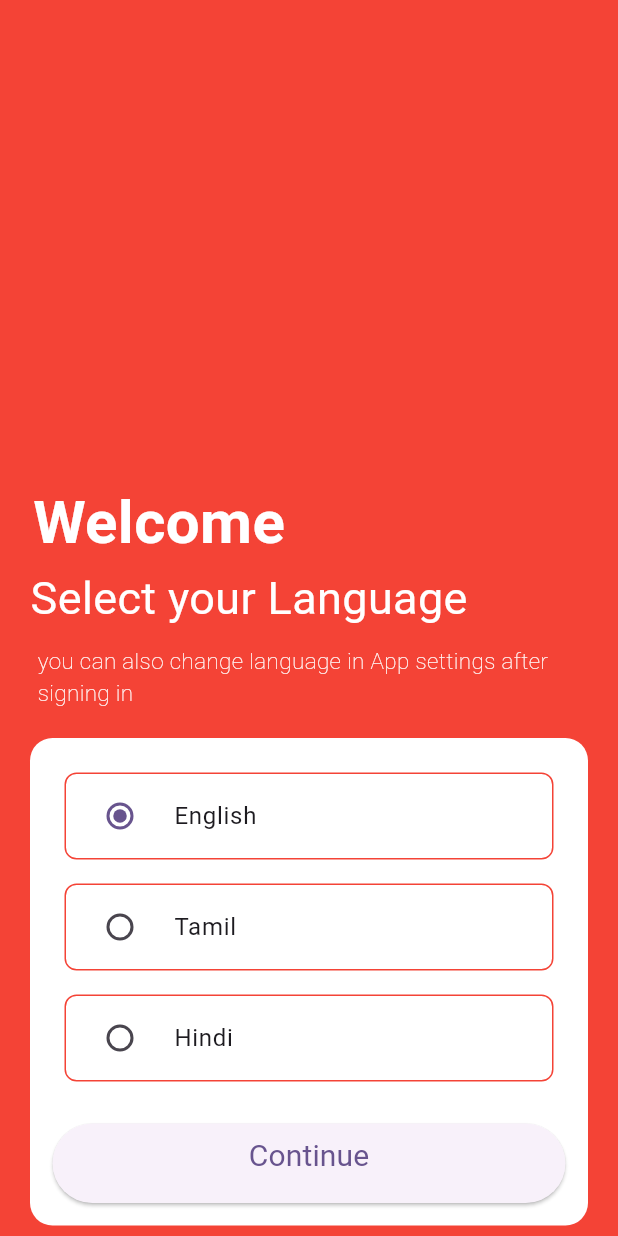
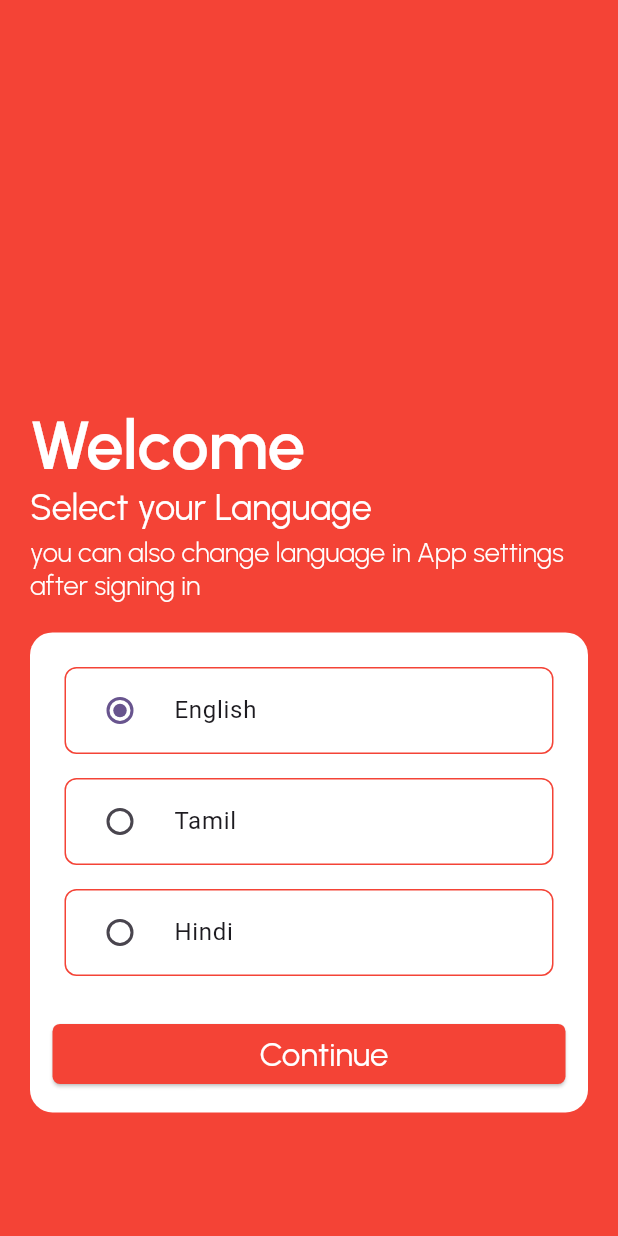
Before and after one commit to JKGlobalItSolutions/Y_Spot_Rooms_App, a Flutter app: the LanguageScreen screen opened directly, on a phone screen of 412 x 824 dp. Run offline on Flutter 3.47's test engine with Material 3 defaults, Android fonts, the phone set to English and light mode, and no system bars; our stand-ins replace animated_text_kit, firebase_core, google_fonts; accounts and stored records are empty.

Commit message:
Today changes
1.Splash screeen utilized and firebase connected to ySpot project.
2.language screen and login screeen added.

```diff
--- a/yspot_project/lib/language_screen.dart
+++ b/yspot_project/lib/features/language/language_screen.dart
@@ -1,6 +1,6 @@
 import 'package:flutter/material.dart';
-
-import 'features/language/login_screen.dart';
+import 'package:google_fonts/google_fonts.dart';
+import '../../login_screen.dart';
 
 class LanguageScreen extends StatefulWidget {
   const LanguageScreen({super.key});
@@ -16,46 +16,45 @@ class _LanguageScreenState extends State<LanguageScreen> {
   Widget build(BuildContext context) {
     return Scaffold(
       backgroundColor: Colors.red,
-      body: SingleChildScrollView(
+      body: SizedBox(
+        height: MediaQuery.of(context).size.height * 0.90,
         child: Column(
+          mainAxisAlignment: MainAxisAlignment.end,
+          crossAxisAlignment: CrossAxisAlignment.start,
           children: [
             Container(
-              margin: const EdgeInsets.only(
-                top: 320,
-                right: 200,
+              margin: const EdgeInsets.only(left: 20),
+              child: DefaultTextStyle(
+                style: GoogleFonts.urbanist(
+                  fontWeight: FontWeight.w600,
+                  fontSize: 45,
+                  color: Colors.white,
                 ),
-              child: const Text(
-                "Welcome",
-                style: TextStyle(
-                    fontSize: 40,
-                    fontWeight: FontWeight.w600,
-                    color: Colors.white),
+                child: const Text("Welcome"),
               ),
             ),
             Container(
-              margin: const EdgeInsets.only(
-                right: 80,
+              margin: const EdgeInsets.only(left: 20),
+              child: DefaultTextStyle(
+                style: GoogleFonts.urbanist(
+                  fontWeight: FontWeight.w400,
+                  fontSize: 24,
+                  color: Colors.white,
                 ),
-              child: const Text(
-                "Select your Language",
-                style: TextStyle(
-                    fontSize: 30,
-                    fontWeight: FontWeight.w400,
-                    color: Colors.white),
+                child: const Text("Select your Language"),
               ),
             ),
             Container(
-              margin: const EdgeInsets.only(
-                top: 10,
-                right: 30,
-                left: 25,
+              margin: const EdgeInsets.only(left: 20, top: 5),
+              child: DefaultTextStyle(
+                style: GoogleFonts.urbanist(
+                  fontWeight: FontWeight.w300,
+                  fontSize: 18,
+                  color: Colors.white,
                 ),
                 child: const Text(
                   "you can also change language in App settings after signing in",
-                style: TextStyle(
-                    fontSize: 15,
-                    fontWeight: FontWeight.w100,
-                    color: Colors.white),
+                ),
               ),
             ),
             const SizedBox(
@@ -127,15 +126,24 @@ class _LanguageScreenState extends State<LanguageScreen> {
                           MaterialPageRoute(
                               builder: (context) => const LoginScreen()));
                     },
+                    style: ElevatedButton.styleFrom(
+                      backgroundColor: Colors.red,
+                      shape: RoundedRectangleBorder(
+                        borderRadius: BorderRadius.circular(5),
+                      ),
+                    ),
                     child: Container(
-                        margin: const EdgeInsets.only(bottom: 10),
-                        padding: const EdgeInsets.all(7.0),
-                        child: const Text(
-                          "Continue",
-                          style: TextStyle(
-                              fontSize: 20, fontWeight: FontWeight.w400),
+                      margin: const EdgeInsets.only(left: 20),
+                      child: DefaultTextStyle(
+                        style: GoogleFonts.urbanist(
+                          fontWeight: FontWeight.normal,
+                          fontSize: 22,
+                          color: Colors.white,
                         ),
-                      ))
+                        child: const Text("Continue"),
+                      ),
+                    ),
+                  )
                 ],
               ),
             ),
@@ -145,3 +153,6 @@ class _LanguageScreenState extends State<LanguageScreen> {
     );
   }
 }
+
+//
+//
```
Also changed, not shown: yspot_project/lib/features/language/login_screen.dart (deleted, +0 -21 lines), yspot_project/lib/login_screen.dart (added, +163 -0 lines), yspot_project/lib/main.dart (+5 -2 lines), yspot_project/lib/splash_screen.dart (+19 -24 lines), yspot_project/pubspec.yaml (+10 -1 lines), yspot_project/assets/button assets/apple_icon.png (added), yspot_project/assets/button assets/fb_icon.png (added), yspot_project/assets/button assets/google_icon.png (added), yspot_project/firebase.json (added), yspot_project/lib/firebase_options.dart (added), yspot_project/pubspec.lock, 3 other files. Lines whose indentation alone changed are shown as unchanged.
